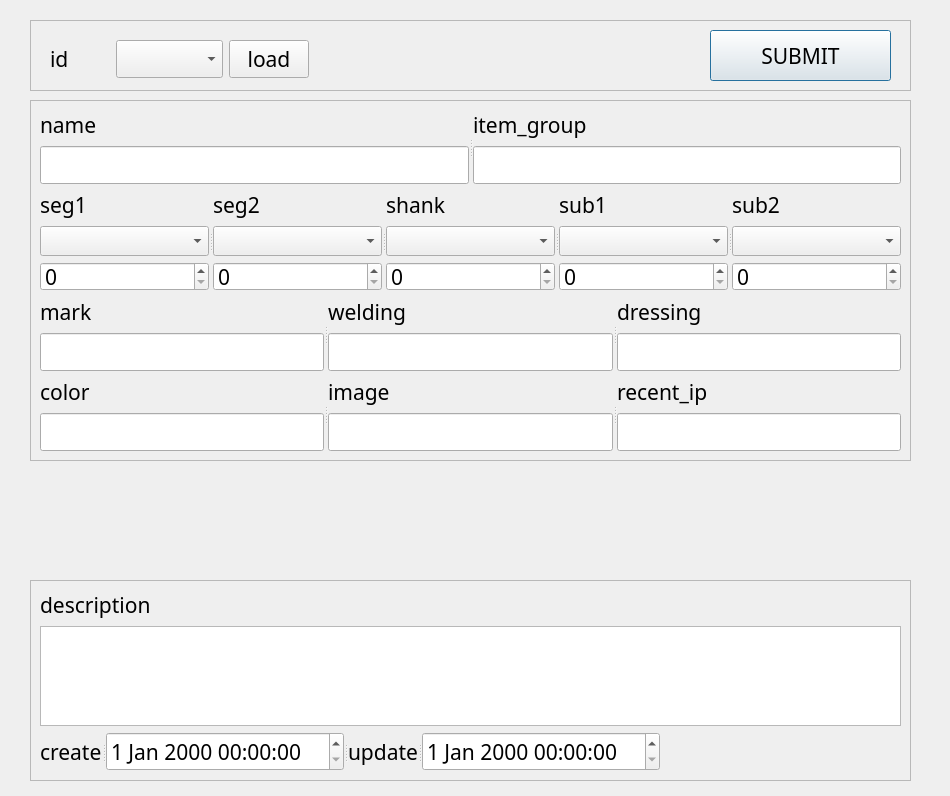
Above: ui/itemDialog.ui from SuhYeoJee/OrderManager before the change. Below: the same form after it.
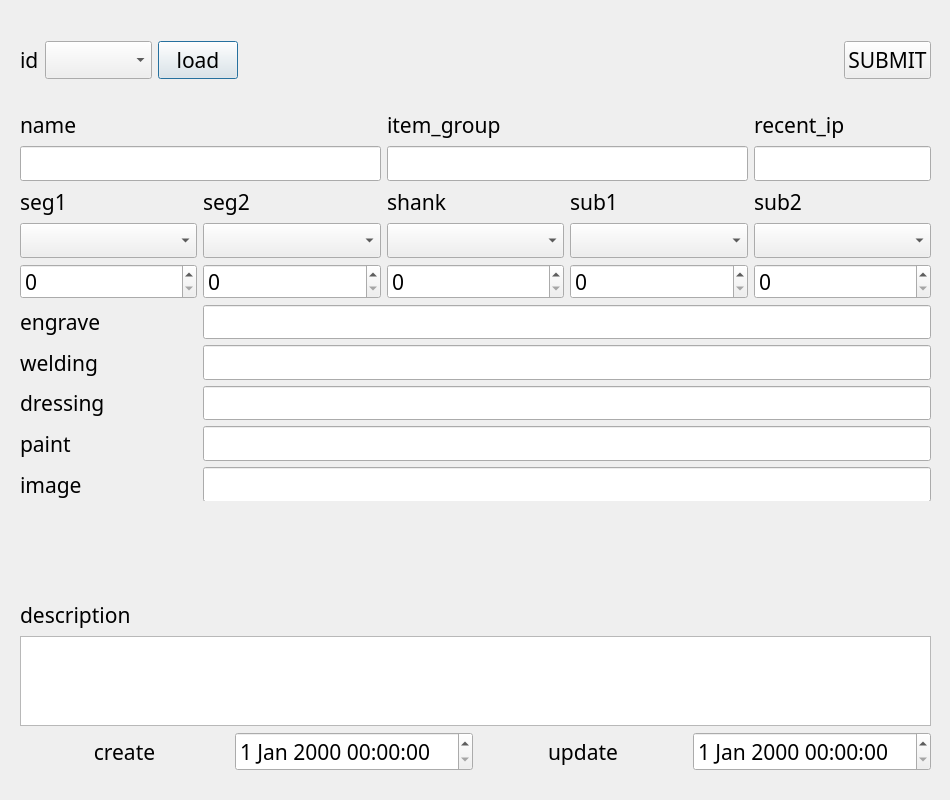
That is the form after the change.

What changed in the file:
```diff
--- a/ui/itemDialog.ui
+++ b/ui/itemDialog.ui
@@ -7,7 +7,7 @@
     <x>0</x>
     <y>0</y>
     <width>950</width>
-    <height>796</height>
+    <height>800</height>
    </rect>
   </property>
   <property name="font">
@@ -19,355 +19,261 @@
   <property name="windowTitle">
    <string>Dialog</string>
   </property>
-  <widget class="QFrame" name="frame">
+  <widget class="QWidget" name="gridLayoutWidget">
    <property name="geometry">
     <rect>
-     <x>30</x>
-     <y>100</y>
-     <width>881</width>
-     <height>361</height>
+     <x>20</x>
+     <y>600</y>
+     <width>911</width>
+     <height>171</height>
     </rect>
    </property>
-   <property name="frameShape">
-    <enum>QFrame::StyledPanel</enum>
-   </property>
-   <property name="frameShadow">
-    <enum>QFrame::Raised</enum>
-   </property>
-   <layout class="QGridLayout" name="gridLayout">
-    <item row="0" column="0">
-     <widget class="QSplitter" name="splitter_5">
+   <layout class="QGridLayout" name="gridLayout_2">
+    <item row="1" column="0" colspan="4">
+     <widget class="QPlainTextEdit" name="descriptionPlainTextEdit">
+      <property name="plainText">
+       <string/>
+      </property>
+     </widget>
+    </item>
+    <item row="2" column="2">
+     <widget class="QLabel" name="label_17">
+      <property name="text">
+       <string>update</string>
+      </property>
+      <property name="alignment">
+       <set>Qt::AlignCenter</set>
+      </property>
+     </widget>
+    </item>
+    <item row="2" column="0">
+     <widget class="QLabel" name="label_16">
+      <property name="text">
+       <string>create</string>
+      </property>
+      <property name="alignment">
+       <set>Qt::AlignCenter</set>
+      </property>
+     </widget>
+    </item>
+    <item row="2" column="3">
+     <widget class="QDateTimeEdit" name="update_dateDateTimeEdit"/>
+    </item>
+    <item row="2" column="1">
+     <widget class="QDateTimeEdit" name="reg_dateDateTimeEdit"/>
+    </item>
+    <item row="0" column="0" colspan="4">
+     <widget class="QLabel" name="label_15">
+      <property name="text">
+       <string>description</string>
+      </property>
+     </widget>
+    </item>
+   </layout>
+  </widget>
+  <widget class="QWidget" name="gridLayoutWidget_3">
+   <property name="geometry">
+    <rect>
+     <x>20</x>
+     <y>20</y>
+     <width>911</width>
+     <height>80</height>
+    </rect>
+   </property>
+   <layout class="QGridLayout" name="gridLayout_4">
+    <item row="0" column="2">
+     <widget class="QPushButton" name="loadBtn">
+      <property name="text">
+       <string>load</string>
+      </property>
+     </widget>
+    </item>
+    <item row="0" column="1">
+     <widget class="QComboBox" name="idComboBox"/>
+    </item>
+    <item row="0" column="4">
+     <spacer name="horizontalSpacer">
       <property name="orientation">
        <enum>Qt::Horizontal</enum>
       </property>
-      <widget class="QWidget" name="">
-       <layout class="QVBoxLayout" name="verticalLayout_5">
-        <item>
+      <property name="sizeHint" stdset="0">
+       <size>
+        <width>40</width>
+        <height>20</height>
+       </size>
+      </property>
+     </spacer>
+    </item>
+    <item row="0" column="0">
+     <widget class="QLabel" name="label_12">
+      <property name="text">
+       <string>id</string>
+      </property>
+     </widget>
+    </item>
+    <item row="0" column="5">
+     <widget class="QPushButton" name="submitBtn">
+      <property name="text">
+       <string>SUBMIT</string>
+      </property>
+     </widget>
+    </item>
+   </layout>
+  </widget>
+  <widget class="QWidget" name="gridLayoutWidget_2">
+   <property name="geometry">
+    <rect>
+     <x>20</x>
+     <y>110</y>
+     <width>911</width>
+     <height>391</height>
+    </rect>
+   </property>
+   <layout class="QGridLayout" name="gridLayout_3" columnstretch="1,1,1,1,1">
+    <item row="5" column="1" colspan="4">
+     <widget class="QLineEdit" name="engraveLineEdit"/>
+    </item>
+    <item row="6" column="1" colspan="4">
+     <widget class="QLineEdit" name="weldingLineEdit"/>
+    </item>
+    <item row="3" column="1">
+     <widget class="QComboBox" name="seg2ComboBox"/>
+    </item>
+    <item row="5" column="0">
+     <widget class="QLabel" name="label_24">
+      <property name="text">
+       <string>engrave</string>
+      </property>
+     </widget>
+    </item>
+    <item row="6" column="0">
+     <widget class="QLabel" name="label_25">
+      <property name="text">
+       <string>welding</string>
+      </property>
+     </widget>
+    </item>
+    <item row="3" column="0">
+     <widget class="QComboBox" name="seg1ComboBox"/>
+    </item>
+    <item row="3" column="3">
+     <widget class="QComboBox" name="sub1ComboBox"/>
+    </item>
+    <item row="3" column="2">
+     <widget class="QComboBox" name="shankComboBox"/>
+    </item>
+    <item row="2" column="3">
+     <widget class="QLabel" name="label_22">
+      <property name="text">
+       <string>sub1</string>
+      </property>
+     </widget>
+    </item>
+    <item row="4" column="4">
+     <widget class="QSpinBox" name="sub2_amountSpinBox"/>
+    </item>
+    <item row="3" column="4">
+     <widget class="QComboBox" name="sub2ComboBox"/>
+    </item>
+    <item row="0" column="0" colspan="2">
          <widget class="QLabel" name="label_14">
           <property name="text">
            <string>name</string>
           </property>
          </widget>
         </item>
-        <item>
-         <widget class="QLineEdit" name="nameLineEdit"/>
-        </item>
-       </layout>
-      </widget>
-      <widget class="QWidget" name="layoutWidget_2">
-       <layout class="QVBoxLayout" name="verticalLayout_6">
-        <item>
-         <widget class="QLabel" name="label_18">
-          <property name="text">
-           <string>item_group</string>
-          </property>
-         </widget>
-        </item>
-        <item>
-         <widget class="QLineEdit" name="item_groupLineEdit"/>
-        </item>
-       </layout>
-      </widget>
-     </widget>
-    </item>
-    <item row="1" column="0">
-     <widget class="QSplitter" name="splitter_4">
-      <property name="orientation">
-       <enum>Qt::Horizontal</enum>
-      </property>
-      <widget class="QWidget" name="">
-       <layout class="QVBoxLayout" name="verticalLayout_2">
-        <item>
-         <widget class="QLabel" name="label_19">
-          <property name="text">
-           <string>seg1</string>
-          </property>
-         </widget>
-        </item>
-        <item>
-         <widget class="QComboBox" name="seg1ComboBox"/>
-        </item>
-        <item>
-         <widget class="QSpinBox" name="seg1_amountSpinBox"/>
-        </item>
-       </layout>
-      </widget>
-      <widget class="QWidget" name="layoutWidget_3">
-       <layout class="QVBoxLayout" name="verticalLayout_3">
-        <item>
-         <widget class="QLabel" name="label_20">
-          <property name="text">
-           <string>seg2</string>
-          </property>
-         </widget>
-        </item>
-        <item>
-         <widget class="QComboBox" name="seg2ComboBox"/>
-        </item>
-        <item>
+    <item row="4" column="1">
          <widget class="QSpinBox" name="seg2_amountSpinBox"/>
         </item>
-       </layout>
-      </widget>
-      <widget class="QWidget" name="layoutWidget_4">
-       <layout class="QVBoxLayout" name="verticalLayout_4">
-        <item>
+    <item row="2" column="2">
          <widget class="QLabel" name="label_21">
           <property name="text">
            <string>shank</string>
           </property>
          </widget>
         </item>
-        <item>
-         <widget class="QComboBox" name="shankComboBox"/>
-        </item>
-        <item>
-         <widget class="QSpinBox" name="shank_amountSpinBox"/>
-        </item>
-       </layout>
-      </widget>
-      <widget class="QWidget" name="layoutWidget_5">
-       <layout class="QVBoxLayout" name="verticalLayout_7">
-        <item>
-         <widget class="QLabel" name="label_22">
-          <property name="text">
-           <string>sub1</string>
-          </property>
-         </widget>
-        </item>
-        <item>
-         <widget class="QComboBox" name="sub1ComboBox"/>
-        </item>
-        <item>
+    <item row="4" column="3">
          <widget class="QSpinBox" name="sub1_amountSpinBox"/>
         </item>
-       </layout>
-      </widget>
-      <widget class="QWidget" name="layoutWidget_6">
-       <layout class="QVBoxLayout" name="verticalLayout_8">
-        <item>
+    <item row="2" column="4">
          <widget class="QLabel" name="label_23">
           <property name="text">
            <string>sub2</string>
           </property>
          </widget>
         </item>
-        <item>
-         <widget class="QComboBox" name="sub2ComboBox"/>
-        </item>
-        <item>
-         <widget class="QSpinBox" name="sub2_amountSpinBox"/>
-        </item>
-       </layout>
-      </widget>
+    <item row="4" column="0">
+     <widget class="QSpinBox" name="seg1_amountSpinBox"/>
+    </item>
+    <item row="4" column="2">
+     <widget class="QSpinBox" name="shank_amountSpinBox"/>
+    </item>
+    <item row="1" column="0" colspan="2">
+     <widget class="QLineEdit" name="nameLineEdit"/>
+    </item>
+    <item row="2" column="1">
+     <widget class="QLabel" name="label_20">
+      <property name="text">
+       <string>seg2</string>
+      </property>
      </widget>
     </item>
     <item row="2" column="0">
-     <widget class="QSplitter" name="splitter_3">
-      <property name="orientation">
-       <enum>Qt::Horizontal</enum>
-      </property>
-      <widget class="QWidget" name="layoutWidget_7">
-       <layout class="QVBoxLayout" name="verticalLayout_9">
-        <item>
-         <widget class="QLabel" name="label_24">
+     <widget class="QLabel" name="label_19">
           <property name="text">
-           <string>mark</string>
+       <string>seg1</string>
           </property>
          </widget>
         </item>
-        <item>
-         <widget class="QLineEdit" name="markLineEdit"/>
-        </item>
-       </layout>
-      </widget>
-      <widget class="QWidget" name="layoutWidget_8">
-       <layout class="QVBoxLayout" name="verticalLayout_10">
-        <item>
-         <widget class="QLabel" name="label_25">
-          <property name="text">
-           <string>welding</string>
-          </property>
-         </widget>
-        </item>
-        <item>
-         <widget class="QLineEdit" name="weldingLineEdit"/>
-        </item>
-       </layout>
-      </widget>
-      <widget class="QWidget" name="layoutWidget_9">
-       <layout class="QVBoxLayout" name="verticalLayout_11">
-        <item>
+    <item row="7" column="0">
          <widget class="QLabel" name="label_26">
           <property name="text">
            <string>dressing</string>
           </property>
          </widget>
         </item>
-        <item>
+    <item row="7" column="1" colspan="4">
          <widget class="QLineEdit" name="dressingLineEdit"/>
         </item>
-       </layout>
-      </widget>
-     </widget>
-    </item>
-    <item row="3" column="0">
-     <widget class="QSplitter" name="splitter_2">
-      <property name="orientation">
-       <enum>Qt::Horizontal</enum>
-      </property>
-      <widget class="QWidget" name="layoutWidget_10">
-       <layout class="QVBoxLayout" name="verticalLayout_12">
-        <item>
+    <item row="8" column="0">
          <widget class="QLabel" name="label_27">
           <property name="text">
-           <string>color</string>
+       <string>paint</string>
           </property>
          </widget>
         </item>
-        <item>
-         <widget class="QLineEdit" name="colorLineEdit"/>
-        </item>
-       </layout>
-      </widget>
-      <widget class="QWidget" name="layoutWidget_11">
-       <layout class="QVBoxLayout" name="verticalLayout_13">
-        <item>
-         <widget class="QLabel" name="label_28">
+    <item row="8" column="1" colspan="4">
+     <widget class="QLineEdit" name="paintLineEdit"/>
+    </item>
+    <item row="0" column="2" colspan="2">
+     <widget class="QLabel" name="label_18">
           <property name="text">
-           <string>image</string>
+       <string>item_group</string>
           </property>
          </widget>
         </item>
-        <item>
-         <widget class="QLineEdit" name="imageLineEdit"/>
-        </item>
-       </layout>
-      </widget>
-      <widget class="QWidget" name="layoutWidget_12">
-       <layout class="QVBoxLayout" name="verticalLayout_14">
-        <item>
+    <item row="1" column="2" colspan="2">
+     <widget class="QLineEdit" name="item_groupLineEdit"/>
+    </item>
+    <item row="0" column="4">
          <widget class="QLabel" name="label_29">
           <property name="text">
            <string>recent_ip</string>
           </property>
          </widget>
         </item>
-        <item>
+    <item row="1" column="4">
          <widget class="QLineEdit" name="recent_ipLineEdit"/>
         </item>
-       </layout>
-      </widget>
-     </widget>
-    </item>
-   </layout>
-  </widget>
-  <widget class="QFrame" name="frame_2">
-   <property name="geometry">
-    <rect>
-     <x>30</x>
-     <y>20</y>
-     <width>881</width>
-     <height>71</height>
-    </rect>
-   </property>
-   <property name="frameShape">
-    <enum>QFrame::StyledPanel</enum>
-   </property>
-   <property name="frameShadow">
-    <enum>QFrame::Raised</enum>
-   </property>
-   <widget class="QPushButton" name="submitBtn">
-    <property name="geometry">
-     <rect>
-      <x>680</x>
-      <y>10</y>
-      <width>181</width>
-      <height>51</height>
-     </rect>
-    </property>
+    <item row="9" column="0">
+     <widget class="QLabel" name="label_28">
     <property name="text">
-     <string>SUBMIT</string>
-    </property>
-   </widget>
-   <widget class="QWidget" name="layoutWidget">
-    <property name="geometry">
-     <rect>
-      <x>20</x>
-      <y>20</y>
-      <width>259</width>
-      <height>38</height>
-     </rect>
-    </property>
-    <layout class="QHBoxLayout" name="horizontalLayout">
-     <item>
-      <widget class="QLabel" name="label_12">
-       <property name="text">
-        <string>id</string>
-       </property>
-      </widget>
-     </item>
-     <item>
-      <widget class="QComboBox" name="idComboBox"/>
-     </item>
-     <item>
-      <widget class="QPushButton" name="loadBtn">
-       <property name="text">
-        <string>load</string>
-       </property>
-      </widget>
-     </item>
-    </layout>
-   </widget>
-  </widget>
-  <widget class="QFrame" name="frame_3">
-   <property name="geometry">
-    <rect>
-     <x>30</x>
-     <y>580</y>
-     <width>881</width>
-     <height>201</height>
-    </rect>
-   </property>
-   <property name="frameShape">
-    <enum>QFrame::StyledPanel</enum>
-   </property>
-   <property name="frameShadow">
-    <enum>QFrame::Raised</enum>
-   </property>
-   <layout class="QFormLayout" name="formLayout_2">
-    <item row="0" column="0">
-     <widget class="QLabel" name="label_15">
-      <property name="text">
-       <string>description</string>
-      </property>
-     </widget>
-    </item>
-    <item row="2" column="0">
-     <widget class="QSplitter" name="splitter">
-      <property name="orientation">
-       <enum>Qt::Horizontal</enum>
-      </property>
-      <widget class="QLabel" name="label_16">
-       <property name="text">
-        <string>create</string>
-       </property>
-      </widget>
-      <widget class="QDateTimeEdit" name="reg_dateDateTimeEdit"/>
-      <widget class="QLabel" name="label_17">
-       <property name="text">
-        <string>update</string>
-       </property>
-      </widget>
-      <widget class="QDateTimeEdit" name="update_dateDateTimeEdit"/>
-     </widget>
-    </item>
-    <item row="1" column="0" colspan="2">
-     <widget class="QPlainTextEdit" name="descriptionPlainTextEdit">
-      <property name="plainText">
-       <string/>
-      </property>
-     </widget>
+       <string>image</string>
+      </property>
+     </widget>
+    </item>
+    <item row="9" column="1" colspan="4">
+     <widget class="QLineEdit" name="imageLineEdit"/>
     </item>
    </layout>
   </widget>
```
Lines whose indentation alone changed are shown as unchanged.
